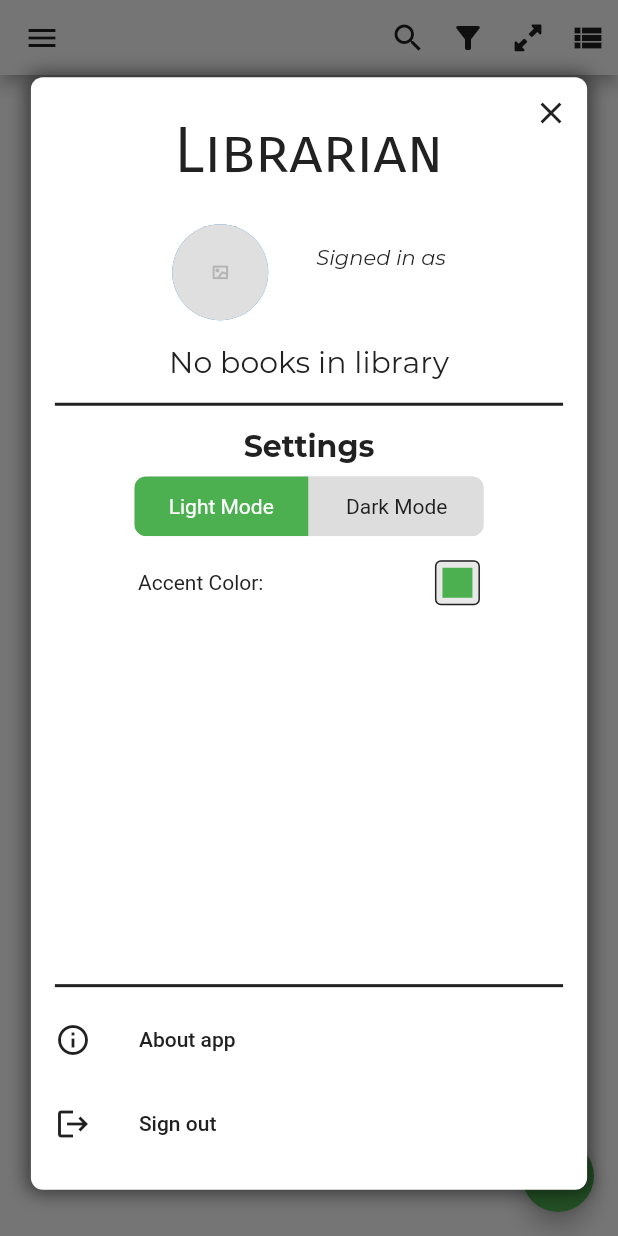
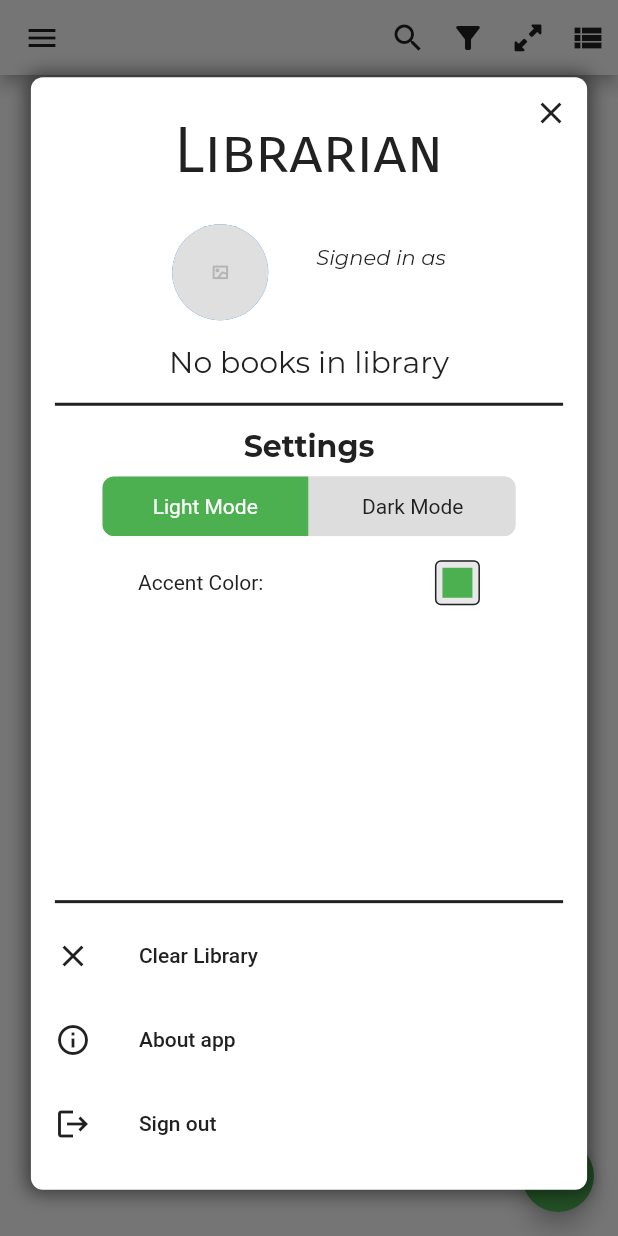
Before and after one commit to robjvan/librarian_frontend, a Flutter app: the LibraryScreen screen opened directly, with the side drawer open, on a phone screen of 412 x 824 dp. Run offline on Flutter 3.47's test engine with Material 2 defaults, Android fonts, the phone set to English and light mode, and no system bars; drawn by our look-alikes of flutter_speed_dial, toggle_switch; our stand-ins replace cached_network_image, cloud_firestore, firebase_auth, firebase_core, flutter_colorpicker, flutter_rating_bar and 9 more; missing offline and left inert: flutter_barcode_scanner, flutter_jailbreak_detection; accounts and stored records are empty; generated files the repository leaves out were written again.

Commit message:
Refactored files for clarity

```diff
--- a/lib/pages/settings_drawer/settings_drawer_view_model.dart
+++ b/lib/pages/settings_drawer/settings_drawer_view_model.dart
@@ -1,6 +1,11 @@
+import 'dart:async';
+
 import 'package:flutter/material.dart';
+import 'package:get/get.dart';
 import 'package:librarian_frontend/actions/actions.dart';
 import 'package:librarian_frontend/models/models.dart';
+import 'package:librarian_frontend/pages/pages.dart';
+import 'package:librarian_frontend/services/authentication.dart';
 import 'package:librarian_frontend/state.dart';
 import 'package:librarian_frontend/utilities/theme.dart';
 import 'package:redux/redux.dart';
@@ -13,6 +18,11 @@ class SettingsDrawerViewModel {
   final bool isLoading;
   final bool useDarkMode;
   final Color userColor;
+  final Color inactiveBgColor;
+  final Function() clearUserLibrary;
+  final Function(BuildContext context) signOut;
+  final Function() showAboutDialog;
+
   SettingsDrawerViewModel({
     required this.textColor,
     required this.canvasColor,
@@ -21,6 +31,10 @@ class SettingsDrawerViewModel {
     required this.useDarkMode,
     required this.dispatch,
     required this.toggleDarkMode,
+    required this.inactiveBgColor,
+    required this.clearUserLibrary,
+    required this.signOut,
+    required this.showAboutDialog,
   });
 
   factory SettingsDrawerViewModel.create(final Store<GlobalAppState> store) {
@@ -28,18 +42,118 @@ class SettingsDrawerViewModel {
       return store.state.userSettings.useDarkMode;
     }
 
+    Color getTextColor() {
+      return _checkDarkMode()
+          ? AppColors.darkModeTextColor
+          : AppColors.lightModeTextColor;
+    }
+
+    Color getBgColor() {
+      return _checkDarkMode()
+          ? AppColors.darkModeBgColor
+          : AppColors.lightModeBgColor;
+    }
+
+    Future<void> clearUserLibrary() async {
+      bool confirmClear = false;
+
+      try {
+        final bool? userConfirmed = await Get.dialog(
+          AlertDialog(
+            backgroundColor: getBgColor(),
+            title: Text(
+              'drawer.clear-library'.tr,
+              style: TextStyle(color: getTextColor()),
+            ),
+            content: RichText(
+              text: TextSpan(
+                style: TextStyle(color: getTextColor()),
+                children: <TextSpan>[
+                  TextSpan(text: 'drawer.confirm-clear'.tr),
+                  TextSpan(
+                    text: 'drawer.cannot-be-undone'.tr,
+                    style: const TextStyle(fontStyle: FontStyle.italic),
+                  ),
+                ],
+              ),
+            ),
+            actions: <Widget>[
+              TextButton(
+                onPressed: () => Get.back(result: false),
+                style: TextButton.styleFrom(),
+                child: Text('cancel'.tr),
+              ),
+              ElevatedButton(
+                onPressed: () => Get.back(result: true),
+                style: ElevatedButton.styleFrom(),
+                child: Text('drawer.clear-library'.tr),
+              ),
+            ],
+          ),
+        );
+
+        if (userConfirmed != null && userConfirmed) {
+          confirmClear = true;
+        }
+      } on Exception {
+        print('Could not confirm library deletion, aborting.');
+      }
+
+      if (confirmClear) {
+        store.dispatch(ClearLibraryAction());
+      }
+    }
+
+    Future<void> signOut(final BuildContext context) async {
+      await AuthService.signOut(context: context);
+      unawaited(Get.offAll(() => const LoginScreen()));
+    }
+
+    Widget _aboutAppDialog() {
+      return AlertDialog(
+        actionsAlignment: MainAxisAlignment.spaceAround,
+        backgroundColor: getBgColor(),
+        shape: RoundedRectangleBorder(borderRadius: BorderRadius.circular(10)),
+        title: Text('app-title'.tr, style: TextStyle(color: getTextColor())),
+        content: SingleChildScrollView(
+          child: Column(
+            mainAxisSize: MainAxisSize.min,
+            children: <Widget>[
+              Text(
+                'drawer.about-app-blurb'.tr,
+                style: TextStyle(color: getTextColor()),
+              ),
+            ],
+          ),
+        ),
+        actions: <Widget>[
+          Text(
+            'credits'.tr,
+            style: TextStyle(color: getTextColor(), fontSize: 12),
+          ),
+          MaterialButton(
+            color: store.state.userSettings.userColor,
+            onPressed: Get.back,
+            child: Text('ok'.tr, style: TextStyle(color: getTextColor())),
+          ),
+        ],
+      );
+    }
+
     return SettingsDrawerViewModel(
       useDarkMode: _checkDarkMode(),
       userColor: store.state.userSettings.userColor,
       isLoading: store.state.loadingStatus == LoadingStatus.loading,
-      canvasColor: _checkDarkMode()
-          ? AppColors.darkModeBgColor
-          : AppColors.lightModeBgColor,
-      textColor: _checkDarkMode()
-          ? AppColors.darkModeTextColor
-          : AppColors.lightModeTextColor,
+      canvasColor: getBgColor(),
+      textColor: getTextColor(),
       dispatch: store.dispatch,
       toggleDarkMode: () => store.dispatch(ToggleDarkModeAction()),
+      inactiveBgColor: store.state.userSettings.useDarkMode
+          ? const Color(0xFF303030)
+          : AppColors.lightGrey,
+      clearUserLibrary: clearUserLibrary,
+      signOut: signOut,
+      showAboutDialog: () => Get.dialog(_aboutAppDialog()),
     );
   }
 }
--- a/lib/pages/settings_drawer/settings_footer/settings_footer.dart
+++ b/lib/pages/settings_drawer/settings_footer/settings_footer.dart
@@ -5,74 +5,50 @@ import 'package:flutter_redux/flutter_redux.dart';
 import 'package:get/get.dart';
 import 'package:librarian_frontend/pages/pages.dart';
 import 'package:librarian_frontend/pages/settings_drawer/settings_drawer_view_model.dart';
+import 'package:librarian_frontend/services/authentication.dart';
 import 'package:librarian_frontend/state.dart';
-import 'package:librarian_frontend/utilities/authentication.dart';
 
 class SettingsFooter extends StatelessWidget {
   const SettingsFooter({final Key? key}) : super(key: key);
 
+  Widget _buildClearLibTile(final SettingsDrawerViewModel vm) {
+    return ListTile(
+      leading: Icon(Icons.clear, color: vm.textColor),
+      title: Text(
+        'drawer.clear-library'.tr,
+        style: TextStyle(color: vm.textColor),
+      ),
+      onTap: vm.clearUserLibrary,
+    );
+  }
+
+  Widget _buildAboutAppTile(final SettingsDrawerViewModel vm) {
+    return ListTile(
+      leading: Icon(Icons.info_outline, color: vm.textColor),
+      title: Text(
+        'drawer.about-app'.tr,
+        style: TextStyle(color: vm.textColor),
+      ),
+      onTap: vm.showAboutDialog,
+    );
+  }
+
+  Widget _buildSignOutTile(
+    final SettingsDrawerViewModel vm,
+    final BuildContext context,
+  ) {
+    return ListTile(
+      leading: Icon(Icons.logout, color: vm.textColor),
+      title: Text(
+        'drawer.sign-out'.tr,
+        style: TextStyle(color: vm.textColor),
+      ),
+      onTap: () => vm.signOut(context),
+    );
+  }
+
   @override
   Widget build(final BuildContext context) {
-    // Route<dynamic> _routeToSignInScreen() {
-    //   return PageRouteBuilder<dynamic>(
-    //     pageBuilder: (
-    //       final BuildContext context,
-    //       final Animation<double> animation,
-    //       final Animation<double> secondaryAnimation,
-    //     ) =>
-    //         const LoginScreen(),
-    //     transitionsBuilder: (
-    //       final BuildContext context,
-    //       final Animation<double> animation,
-    //       final Animation<double> secondaryAnimation,
-    //       final Widget child,
-    //     ) {
-    //       const Offset begin = Offset(-1.0, 0.0);
-    //       const Offset end = Offset.zero;
-    //       const Cubic curve = Curves.ease;
-
-    //       final Animatable<Offset> tween = Tween<Offset>(begin: begin, end: end)
-    //           .chain(CurveTween(curve: curve));
-
-    //       return SlideTransition(
-    //         position: animation.drive(tween),
-    //         child: child,
-    //       );
-    //     },
-    //   );
-    // }
-
-    Widget _aboutAppDialog(final SettingsDrawerViewModel vm) {
-      return AlertDialog(
-        actionsAlignment: MainAxisAlignment.spaceAround,
-        backgroundColor: vm.canvasColor,
-        shape: RoundedRectangleBorder(borderRadius: BorderRadius.circular(10)),
-        title: Text('Librarian', style: TextStyle(color: vm.textColor)),
-        content: SingleChildScrollView(
-          child: Column(
-            mainAxisSize: MainAxisSize.min,
-            children: <Widget>[
-              Text(
-                'Doloremque deserunt adipisci alias occaecati omnis voluptas sint. Id omnis tempora vero dignissimos ducimus et explicabo doloribus dolor.',
-                style: TextStyle(color: vm.textColor),
-              ),
-            ],
-          ),
-        ),
-        actions: <Widget>[
-          Text(
-            '© 2022 Rob Vandelinder',
-            style: TextStyle(color: vm.textColor, fontSize: 12),
-          ),
-          MaterialButton(
-            color: vm.userColor,
-            onPressed: () => Navigator.of(context).pop(),
-            child: Text('Ok', style: TextStyle(color: vm.textColor)),
-          ),
-        ],
-      );
-    }
-
     return StoreConnector<GlobalAppState, SettingsDrawerViewModel>(
       distinct: true,
       converter: SettingsDrawerViewModel.create,
@@ -80,35 +56,9 @@ class SettingsFooter extends StatelessWidget {
         return Column(
           mainAxisAlignment: MainAxisAlignment.end,
           children: <Widget>[
-            ListTile(
-              leading: Icon(Icons.info_outline, color: vm.textColor),
-              title: Text(
-                'drawer.about-app'.tr,
-                style: TextStyle(color: vm.textColor),
-              ),
-              onTap: () async {
-                await showDialog(
-                  context: context,
-                  builder: (final _) => _aboutAppDialog(vm),
-                );
-              },
-            ),
-            ListTile(
-              leading: Icon(Icons.logout, color: vm.textColor),
-              title: Text(
-                'drawer.sign-out'.tr,
-                style: TextStyle(color: vm.textColor),
-              ),
-              onTap: () async {
-                await AuthService.signOut(context: context);
-                unawaited(
-                  // Navigator.of(context).pushReplacement(
-                  //   _routeToSignInScreen(),
-                  // ),
-                  Get.offAll(() => const LoginScreen()),
-                );
-              },
-            ),
+            _buildClearLibTile(vm),
+            _buildAboutAppTile(vm),
+            _buildSignOutTile(vm, context),
           ],
         );
       },
--- a/lib/pages/settings_drawer/settings_section/settings_section.dart
+++ b/lib/pages/settings_drawer/settings_section/settings_section.dart
@@ -16,16 +16,9 @@ class SettingsSection extends StatefulWidget {
 }
 
 class _SettingsSectionState extends State<SettingsSection> {
-  @override
-  Widget build(final BuildContext context) {
-    final double _sw = MediaQuery.of(context).size.width;
-
-    Widget _buildDarkModeToggle(
-      final SettingsDrawerViewModel vm,
-      final double _sw,
-    ) {
+  Widget _buildDarkModeToggle(final SettingsDrawerViewModel vm) {
       int _index = 0;
-      final double halfSw = (_sw - 64) / 3;
+    final double halfSw = (Get.width) / 3;
       if (vm.useDarkMode) {
         _index = 1;
       } else {
@@ -42,13 +35,13 @@ class _SettingsSectionState extends State<SettingsSection> {
             ],
             totalSwitches: 2,
             onToggle: (final _) => <dynamic>{vm.toggleDarkMode()},
+          // onToggle: vm.toggleDarkMode(),
             animate: true,
             curve: Curves.easeInOut,
             animationDuration: 250,
             inactiveFgColor: vm.textColor,
             activeBgColor: <Color>[vm.userColor],
-            inactiveBgColor:
-                vm.useDarkMode ? const Color(0xFF303030) : AppColors.lightGrey,
+          inactiveBgColor: vm.inactiveBgColor,
           )
         ],
       );
@@ -56,7 +49,7 @@ class _SettingsSectionState extends State<SettingsSection> {
 
     Widget _buildColorChooser(
       final SettingsDrawerViewModel vm,
-      final double _sw,
+    // final double _sw,
     ) {
       Color _newColor = vm.userColor;
       return Padding(
@@ -101,45 +94,7 @@ class _SettingsSectionState extends State<SettingsSection> {
                     ),
                   ),
                 );
-              },
-              // onTap: () async => showDialog(
-              //   context: context,
-              //   builder: (final BuildContext ctx) => StatefulBuilder(
-              //     builder: (
-              //       final BuildContext context,
-              //       final Function(void Function()) setState,
-              //     ) =>
-              //         AlertDialog(
-              //       backgroundColor: vm.canvasColor,
-              //       title: Text(
-              //         'color-picker.title'.tr,
-              //         style: TextStyle(color: vm.textColor),
-              //       ),
-              //       actions: <Widget>[
-              //         ElevatedButton(
-              //           style: ElevatedButton.styleFrom(
-              //             backgroundColor: _newColor,
-              //           ),
-              //           child: Text(
-              //             'submit'.tr,
-              //             style: const TextStyle(color: Colors.white),
-              //           ),
-              //           onPressed: () => Navigator.pop(context),
-              //         )
-              //       ],
-              //       content: BlockPicker(
-              //         useInShowDialog: true,
-              //         pickerColor: vm.userColor,
-              //         onColorChanged: (final Color selectedColor) {
-              //           setState(() => _newColor = selectedColor);
-              //           vm.dispatch(
-              //             ChangeUserColorAction(selectedColor),
-              //           );
-              //         },
-              //       ),
-              //     ),
-              //   ),
-              // ),
+            },
               child: Container(
                 padding: const EdgeInsets.all(4),
                 decoration: BoxDecoration(
@@ -161,6 +116,23 @@ class _SettingsSectionState extends State<SettingsSection> {
       );
     }
 
+  Widget _buildTitle(final dynamic vm) {
+    return Padding(
+      padding: const EdgeInsets.symmetric(vertical: 8),
+      child: Text(
+        'drawer.settings.title'.tr,
+        style: TextStyle(
+          fontFamily: 'Montserrat',
+          fontSize: 20,
+          color: vm.textColor,
+          fontWeight: FontWeight.bold,
+        ),
+      ),
+    );
+  }
+
+  @override
+  Widget build(final BuildContext context) {
     return StoreConnector<GlobalAppState, SettingsDrawerViewModel>(
       distinct: true,
       converter: SettingsDrawerViewModel.create,
@@ -169,20 +141,9 @@ class _SettingsSectionState extends State<SettingsSection> {
         child: Column(
           mainAxisSize: MainAxisSize.min,
           children: <Widget>[
-            Padding(
-              padding: const EdgeInsets.symmetric(vertical: 8),
-              child: Text(
-                'drawer.settings.title'.tr,
-                style: TextStyle(
-                  fontFamily: 'Montserrat',
-                  fontSize: 20,
-                  color: vm.textColor,
-                  fontWeight: FontWeight.bold,
-                ),
-              ),
-            ),
-            _buildDarkModeToggle(vm, _sw),
-            _buildColorChooser(vm, _sw),
+            _buildTitle(vm),
+            _buildDarkModeToggle(vm),
+            _buildColorChooser(vm),
           ],
         ),
       ),
```
